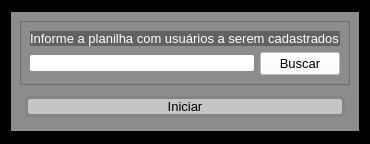
Before: the Qt Designer form Project/sendavisos.ui in Robotz213/PainelAdmin-Controldocs, drawn with Qt 5.
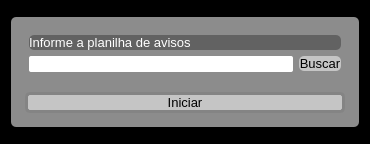
After: the same form once the commit is applied.

Patch:
```diff
--- a/Project/sendavisos.ui
+++ b/Project/sendavisos.ui
@@ -32,7 +32,7 @@
    <item alignment="Qt::AlignVCenter">
     <widget class="QWidget" name="widget" native="true">
      <property name="styleSheet">
-      <string notr="true">background-color: rgb(140, 140, 140);</string>
+      <string notr="true">border-radius: 5px;background-color: rgb(140, 140, 140);</string>
      </property>
      <layout class="QVBoxLayout" name="verticalLayout_3">
       <item>
@@ -58,7 +58,7 @@
 background-color: rgba(0, 0, 0, 0.3);</string>
              </property>
              <property name="text">
-              <string>Informe a planilha com usuários a serem cadastrados</string>
+              <string>Informe a planilha de avisos</string>
              </property>
             </widget>
            </item>
```
Left out of the diff: 8 changed lines with no effect on the pictures.
